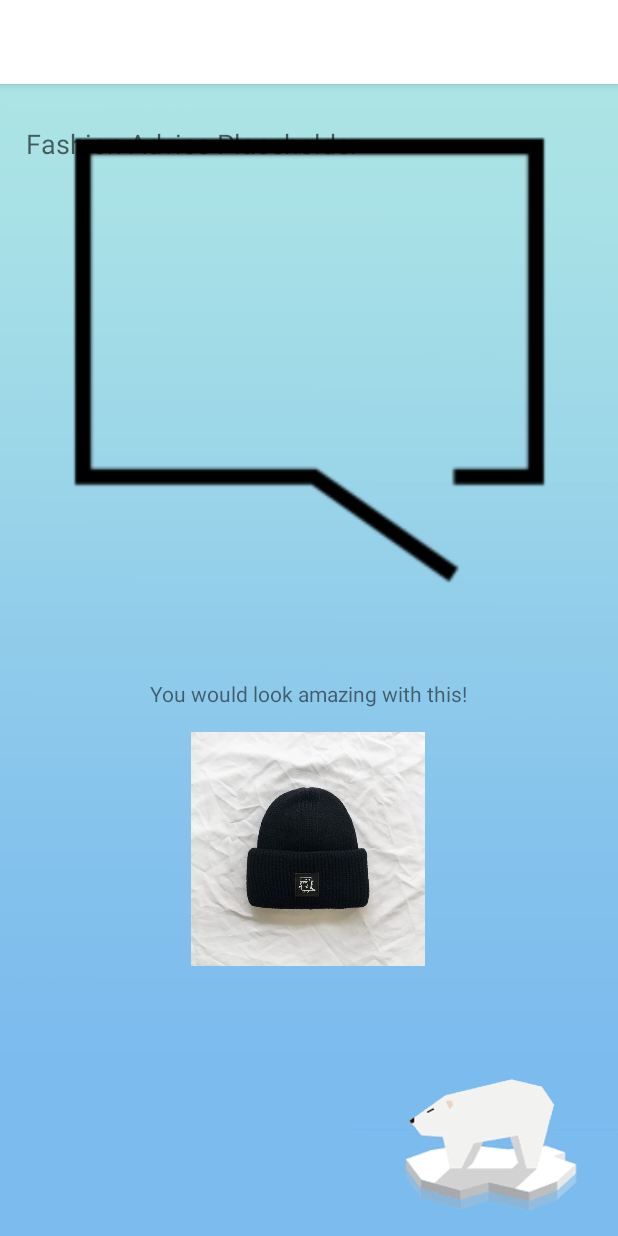
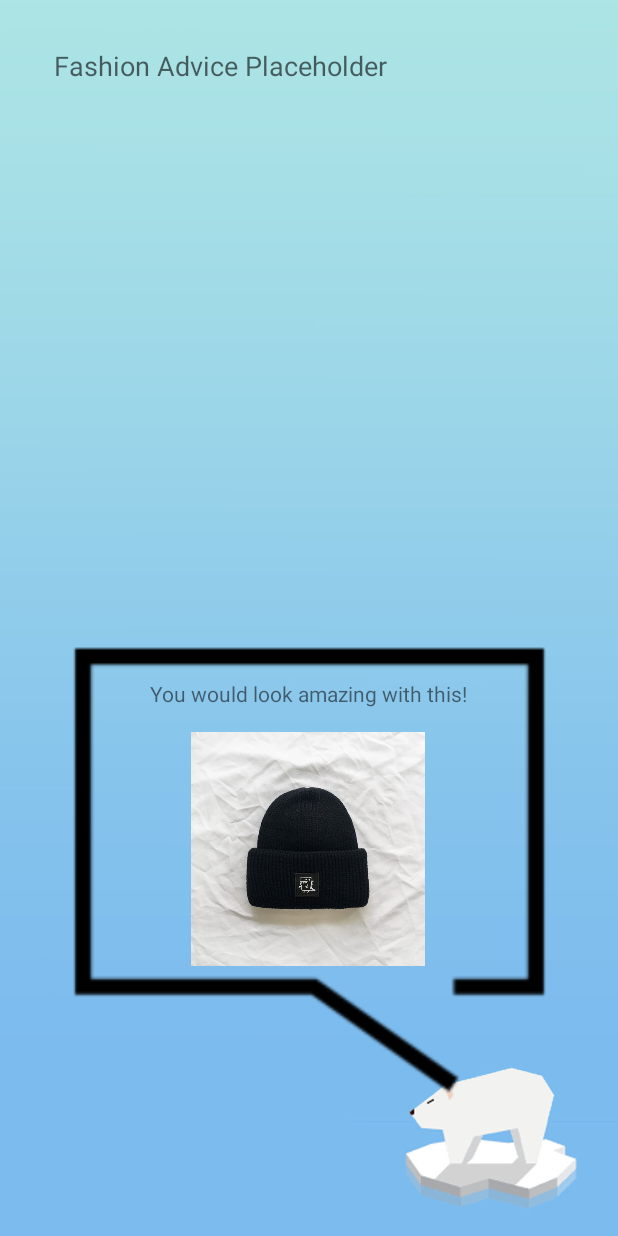
Before and after one commit to ablondal/Styl_Eyes, an Android app: the resultsPage screen opened directly, with no data from a screen before it, on a phone screen of 412 x 824 dp. Run offline under Robolectric (Android 15) with nearby library versions, the phone set to English and light mode, and no system bars.

Commit message:
add results page

```diff
--- a/app/src/main/java/com/example/styleyes/resultsPage.java
+++ b/app/src/main/java/com/example/styleyes/resultsPage.java
@@ -11,6 +11,7 @@ public class resultsPage extends AppCompatActivity {
         super.onCreate(savedInstanceState);
         setContentView(R.layout.activity_results_page);
         JSONAsyncTask j = MainActivity.getAsyncTask();
+        getSupportActionBar().hide();
     }
 }
 
--- a/app/src/main/res/layout/activity_results_page.xml
+++ b/app/src/main/res/layout/activity_results_page.xml
@@ -19,8 +19,8 @@
 
     <TextView
         android:id="@+id/textView"
-        android:layout_width="378dp"
-        android:layout_height="307dp"
+        android:layout_width="340dp"
+        android:layout_height="302dp"
         android:text="Fashion Advice Placeholder"
         android:textAppearance="@style/TextAppearance.AppCompat.Display1"
         android:textSize="18sp"
@@ -55,9 +55,10 @@
         android:id="@+id/imageView10"
         android:layout_width="347dp"
         android:layout_height="368dp"
+        android:layout_marginBottom="60dp"
+        app:layout_constraintBottom_toBottomOf="parent"
         app:layout_constraintEnd_toEndOf="parent"
         app:layout_constraintStart_toStartOf="parent"
-        app:srcCompat="@drawable/pic"
-        tools:layout_editor_absoluteY="302dp" />
+        app:srcCompat="@drawable/pic" />
 
 </androidx.constraintlayout.widget.ConstraintLayout>
```
Also changed, not shown: app/src/main/res/layout/activity_details_page.xml (+25 -17 lines), app/src/main/res/layout/activity_main.xml (+7 -5 lines).
